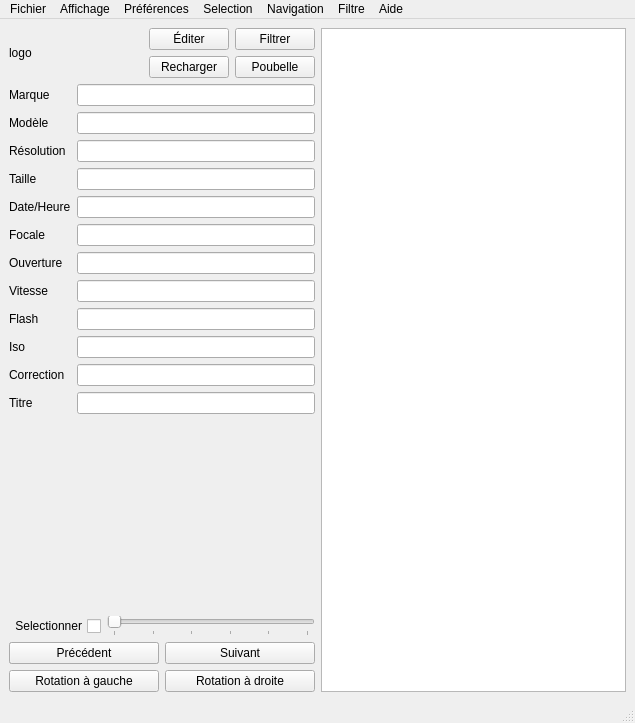
Qt form gui/principale.ui (kif/imagizer) before a commit.
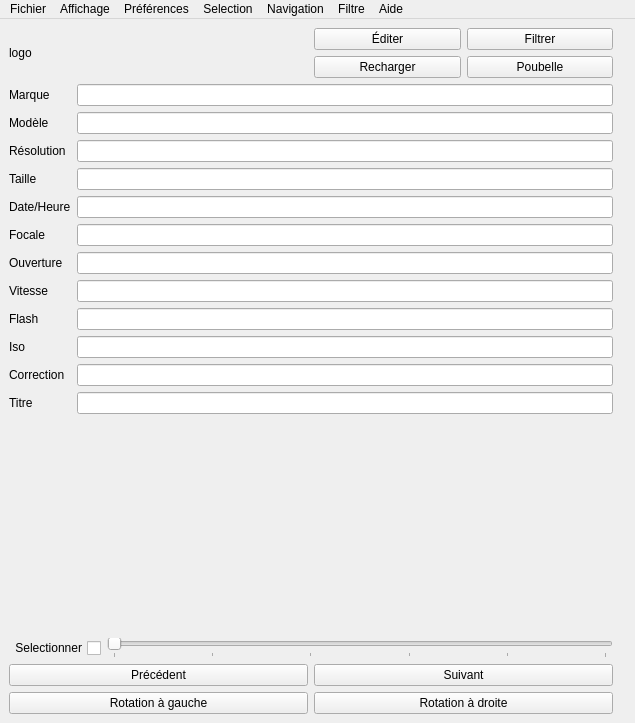
The same form after that commit.

Commit message: fix issue with buttons defined multiple times

Patch:
```diff
--- a/gui/principale.ui
+++ b/gui/principale.ui
@@ -264,22 +264,16 @@
             </property>
            </widget>
           </item>
-          <item row="0" column="0">
-           <widget class="QPushButton" name="previous">
-            <property name="toolTip">
-             <string>Ctrl+Haut</string>
-            </property>
-            <property name="text">
-             <string>Précédent</string>
-            </property>
-           </widget>
-          </item>
          </layout>
         </item>
        </layout>
       </item>
       <item>
-       <widget class="QGraphicsView" name="photo"/>
+       <widget class="QLabel" name="photo">
+        <property name="text">
+         <string/>
+        </property>
+       </widget>
       </item>
      </layout>
     </item>
@@ -467,7 +461,6 @@
    <addaction name="menuFiltre"/>
    <addaction name="menuAide"/>
   </widget>
-  <widget class="QStatusBar" name="statusbar"/>
   <action name="action_Propos">
    <property name="text">
     <string>À Propos</string>
```
Left out of the diff: 7 changed lines with no effect on the pictures. The commit also changes 1 other file.
